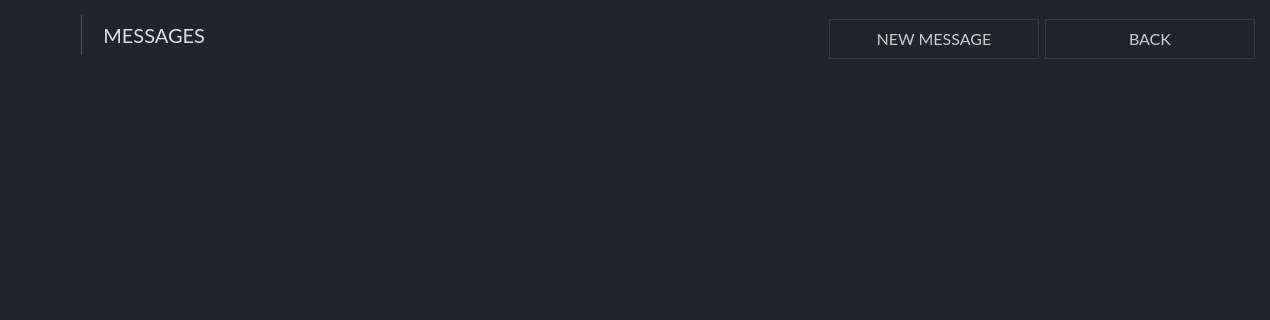
Old version of the form src/gui/ui/messagesframe.ui in the repository ConcealNetwork/conceal-desktop; both pictures show x 0 to 1270 and y 0 to 320 of the 1270 by 700 pixel window.
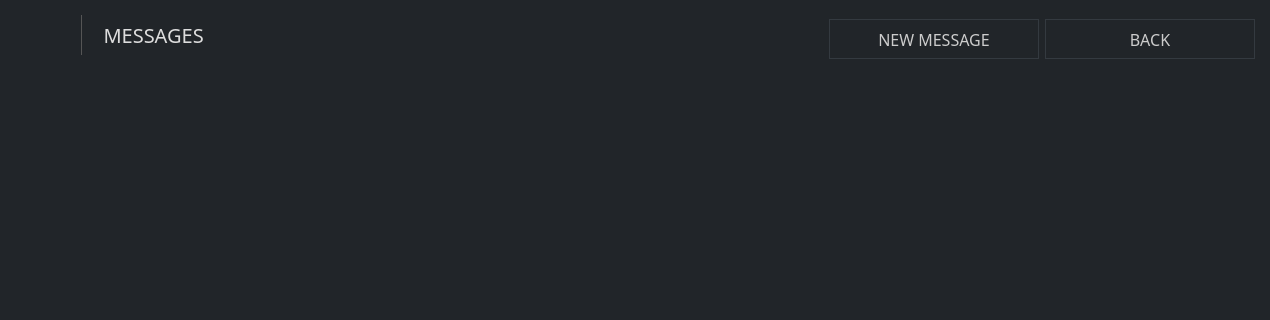
New version of the form. Icons and pictures are not drawn.

Patch:
```diff
--- a/src/gui/ui/messagesframe.ui
+++ b/src/gui/ui/messagesframe.ui
@@ -18,7 +18,7 @@
   </property>
   <property name="font">
    <font>
-    <family>Lato</family>
+    <family>Raleway</family>
     <pointsize>-1</pointsize>
    </font>
   </property>
@@ -32,7 +32,7 @@
 
 
 font-size: 15px;
-font-family: Lato;</string>
+font-family: Raleway;</string>
   </property>
   <property name="frameShape">
    <enum>QFrame::NoFrame</enum>
@@ -103,14 +103,14 @@
       <widget class="QLabel" name="label">
        <property name="font">
         <font>
-         <family>Lato</family>
+         <family>Raleway</family>
          <pointsize>-1</pointsize>
         </font>
        </property>
        <property name="styleSheet">
         <string notr="true">color: #ddd; 
 font-size: 20px;
-font-family: Lato;</string>
+font-family: Raleway;</string>
        </property>
        <property name="text">
         <string>   MESSAGES</string>
@@ -133,7 +133,7 @@
        </property>
        <property name="font">
         <font>
-         <family>Lato</family>
+         <family>Raleway</family>
          <pointsize>-1</pointsize>
         </font>
        </property>
@@ -169,7 +169,7 @@
        </property>
        <property name="font">
         <font>
-         <family>Lato</family>
+         <family>Raleway</family>
          <pointsize>-1</pointsize>
         </font>
        </property>
```
Left out of the diff: 6 changed lines with no effect on the pictures.
